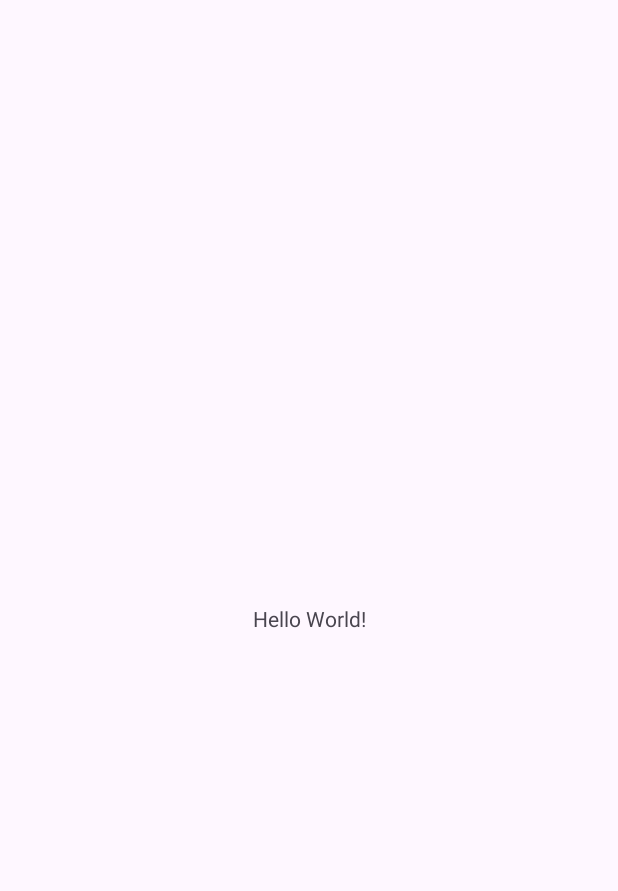
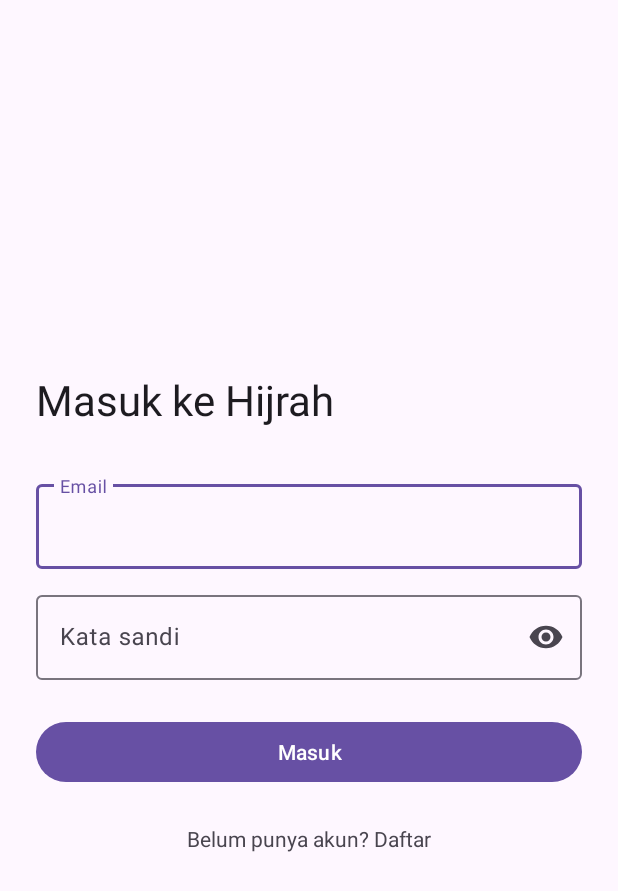
Before and after one commit to zulfakhairunnisa43-dotcom/hijrah-app, an Android app: the screen it shows after launch (MainActivity before the commit, LoginActivity after it), on a phone screen of 412 x 824 dp. Before the commit the part shown is almost empty. Shown: the top 891 px of the screen. Run offline under Robolectric (Android 15) with nearby library versions, the phone set to English and light mode, and no system bars; our stand-ins replace Firebase (no records; nobody signed in at launch, a user with empty details on screens opened directly).

Commit message:
Tambah login, registrasi, dan logout dengan Firebase Auth

```diff
--- a/app/src/main/java/com/zulfa/hijrah/MainActivity.kt
+++ b/app/src/main/java/com/zulfa/hijrah/MainActivity.kt
@@ -1,20 +1,28 @@
 package com.zulfa.hijrah
 
+import android.content.Intent
 import android.os.Bundle
-import androidx.activity.enableEdgeToEdge
 import androidx.appcompat.app.AppCompatActivity
-import androidx.core.view.ViewCompat
-import androidx.core.view.WindowInsetsCompat
+import com.google.firebase.auth.FirebaseAuth
+import com.zulfa.hijrah.databinding.ActivityMainBinding
+import com.zulfa.hijrah.ui.auth.LoginActivity
 
 class MainActivity : AppCompatActivity() {
+
+    private lateinit var binding: ActivityMainBinding
+
     override fun onCreate(savedInstanceState: Bundle?) {
         super.onCreate(savedInstanceState)
-        enableEdgeToEdge()
-        setContentView(R.layout.activity_main)
-        ViewCompat.setOnApplyWindowInsetsListener(findViewById(R.id.main)) { v, insets ->
-            val systemBars = insets.getInsets(WindowInsetsCompat.Type.systemBars())
-            v.setPadding(systemBars.left, systemBars.top, systemBars.right, systemBars.bottom)
-            insets
+        binding = ActivityMainBinding.inflate(layoutInflater)
+        setContentView(binding.root)
+
+        val user = FirebaseAuth.getInstance().currentUser
+        binding.tvWelcome.text = "Assalamu'alaikum, ${user?.displayName ?: user?.email}"
+
+        binding.btnLogout.setOnClickListener {
+            FirebaseAuth.getInstance().signOut()
+            startActivity(Intent(this, LoginActivity::class.java))
+            finish()
         }
     }
 }
--- /dev/null
+++ b/app/src/main/res/layout/activity_login.xml
@@ -0,0 +1,76 @@
+<?xml version="1.0" encoding="utf-8"?>
+<ScrollView xmlns:android="http://schemas.android.com/apk/res/android"
+    xmlns:app="http://schemas.android.com/apk/res-auto"
+    android:layout_width="match_parent"
+    android:layout_height="match_parent"
+    android:fillViewport="true">
+
+    <LinearLayout
+        android:layout_width="match_parent"
+        android:layout_height="wrap_content"
+        android:orientation="vertical"
+        android:gravity="center_vertical"
+        android:padding="24dp">
+
+        <TextView
+            android:layout_width="wrap_content"
+            android:layout_height="wrap_content"
+            android:layout_marginBottom="32dp"
+            android:text="@string/login_title"
+            android:textAppearance="@style/TextAppearance.Material3.HeadlineMedium" />
+
+        <com.google.android.material.textfield.TextInputLayout
+            android:id="@+id/tilEmail"
+            style="@style/Widget.Material3.TextInputLayout.OutlinedBox"
+            android:layout_width="match_parent"
+            android:layout_height="wrap_content"
+            android:hint="@string/hint_email">
+
+            <com.google.android.material.textfield.TextInputEditText
+                android:id="@+id/etEmail"
+                android:layout_width="match_parent"
+                android:layout_height="wrap_content"
+                android:inputType="textEmailAddress" />
+        </com.google.android.material.textfield.TextInputLayout>
+
+        <com.google.android.material.textfield.TextInputLayout
+            android:id="@+id/tilPassword"
+            style="@style/Widget.Material3.TextInputLayout.OutlinedBox"
+            android:layout_width="match_parent"
+            android:layout_height="wrap_content"
+            android:layout_marginTop="12dp"
+            android:hint="@string/hint_password"
+            app:endIconMode="password_toggle">
+
+            <com.google.android.material.textfield.TextInputEditText
+                android:id="@+id/etPassword"
+                android:layout_width="match_parent"
+                android:layout_height="wrap_content"
+                android:inputType="textPassword" />
+        </com.google.android.material.textfield.TextInputLayout>
+
+        <com.google.android.material.button.MaterialButton
+            android:id="@+id/btnLogin"
+            android:layout_width="match_parent"
+            android:layout_height="wrap_content"
+            android:layout_marginTop="24dp"
+            android:text="@string/btn_login" />
+
+        <ProgressBar
+            android:id="@+id/progress"
+            android:layout_width="wrap_content"
+            android:layout_height="wrap_content"
+            android:layout_gravity="center_horizontal"
+            android:layout_marginTop="16dp"
+            android:visibility="gone" />
+
+        <TextView
+            android:id="@+id/tvGoRegister"
+            android:layout_width="wrap_content"
+            android:layout_height="wrap_content"
+            android:layout_gravity="center_horizontal"
+            android:layout_marginTop="16dp"
+            android:padding="8dp"
+            android:text="@string/go_register" />
+    </LinearLayout>
+</ScrollView>
--- a/app/src/main/res/layout/activity_main.xml
+++ b/app/src/main/res/layout/activity_main.xml
@@ -1,19 +1,21 @@
 <?xml version="1.0" encoding="utf-8"?>
-<androidx.constraintlayout.widget.ConstraintLayout xmlns:android="http://schemas.android.com/apk/res/android"
-    xmlns:app="http://schemas.android.com/apk/res-auto"
-    xmlns:tools="http://schemas.android.com/tools"
-    android:id="@+id/main"
+<LinearLayout xmlns:android="http://schemas.android.com/apk/res/android"
     android:layout_width="match_parent"
     android:layout_height="match_parent"
-    tools:context=".MainActivity">
+    android:orientation="vertical"
+    android:gravity="center"
+    android:padding="24dp">
 
     <TextView
+        android:id="@+id/tvWelcome"
         android:layout_width="wrap_content"
         android:layout_height="wrap_content"
-        android:text="Hello World!"
-        app:layout_constraintBottom_toBottomOf="parent"
-        app:layout_constraintEnd_toEndOf="parent"
-        app:layout_constraintStart_toStartOf="parent"
-        app:layout_constraintTop_toTopOf="parent" />
+        android:textAppearance="@style/TextAppearance.Material3.TitleLarge" />
 
-</androidx.constraintlayout.widget.ConstraintLayout>
+    <com.google.android.material.button.MaterialButton
+        android:id="@+id/btnLogout"
+        android:layout_width="wrap_content"
+        android:layout_height="wrap_content"
+        android:layout_marginTop="24dp"
+        android:text="@string/btn_logout" />
+</LinearLayout>
--- a/app/src/main/res/values/strings.xml
+++ b/app/src/main/res/values/strings.xml
@@ -1,3 +1,28 @@
 <resources>
     <string name="app_name">Hijrah</string>
+
+    <string name="login_title">Masuk ke Hijrah</string>
+    <string name="register_title">Buat Akun</string>
+    <string name="hint_name">Nama lengkap</string>
+    <string name="hint_email">Email</string>
+    <string name="hint_password">Kata sandi</string>
+    <string name="hint_confirm_password">Ulangi kata sandi</string>
+    <string name="btn_login">Masuk</string>
+    <string name="btn_register">Daftar</string>
+    <string name="btn_logout">Keluar</string>
+    <string name="go_register">Belum punya akun? Daftar</string>
+    <string name="go_login">Sudah punya akun? Masuk</string>
+
+    <string name="err_name_empty">Nama tidak boleh kosong</string>
+    <string name="err_email_empty">Email tidak boleh kosong</string>
+    <string name="err_email_invalid">Format email tidak valid</string>
+    <string name="err_password_empty">Kata sandi tidak boleh kosong</string>
+    <string name="err_password_short">Kata sandi minimal 6 karakter</string>
+    <string name="err_password_mismatch">Kata sandi tidak sama</string>
+
+    <string name="err_wrong_credentials">Email atau kata sandi salah</string>
+    <string name="err_email_taken">Email sudah terdaftar</string>
+    <string name="err_network">Tidak ada koneksi internet. Coba lagi</string>
+    <string name="err_unknown">Terjadi kesalahan. Coba lagi</string>
+    <string name="register_success">Pendaftaran berhasil</string>
 </resources>
```
Also changed, not shown: app/src/main/AndroidManifest.xml (+14 -2 lines), app/src/main/java/ui/auth/LoginActivity.kt (added, +95 -0 lines), app/src/main/java/ui/auth/RegisterActivity.kt (added, +102 -0 lines), app/src/main/res/layout/activity_register.xml (added, +107 -0 lines).
